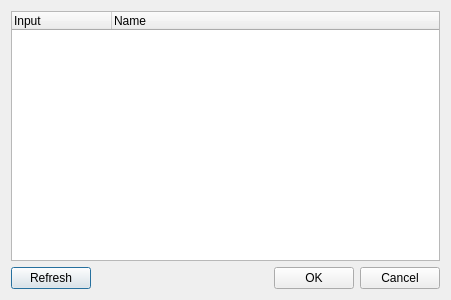
First picture: the form in libs/midiinput/configuremidiinput.ui, repository Andersbakken/qlc, before the edit.
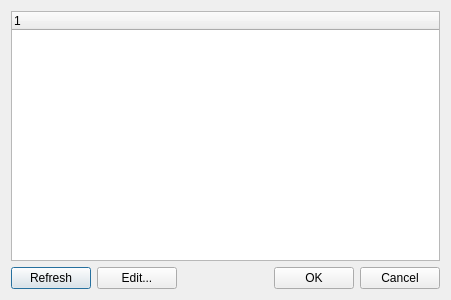
Second picture: the form after the edit.

```diff
--- a/libs/midiinput/configuremidiinput.ui
+++ b/libs/midiinput/configuremidiinput.ui
@@ -27,16 +27,6 @@
      <property name="allColumnsShowFocus" >
       <bool>true</bool>
      </property>
-     <column>
-      <property name="text" >
-       <string>Input</string>
-      </property>
-     </column>
-     <column>
-      <property name="text" >
-       <string>Name</string>
-      </property>
-     </column>
     </widget>
    </item>
    <item>
@@ -48,6 +38,16 @@
        </property>
       </widget>
      </item>
+     <item>
+      <widget class="QPushButton" name="m_editButton" >
+       <property name="toolTip" >
+        <string>Edit the selected input line</string>
+       </property>
+       <property name="text" >
+        <string>Edit...</string>
+       </property>
+      </widget>
+     </item>
      <item>
       <spacer>
        <property name="orientation" >
```
Left out of the diff: 2 changed lines with no effect on the pictures.
